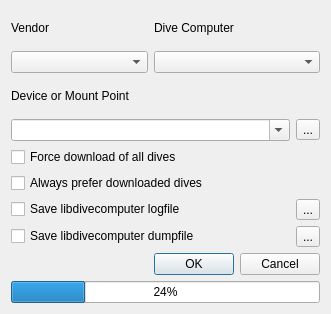
Old version of the form qt-ui/downloadfromdivecomputer.ui in the repository subsurface/subsurface.
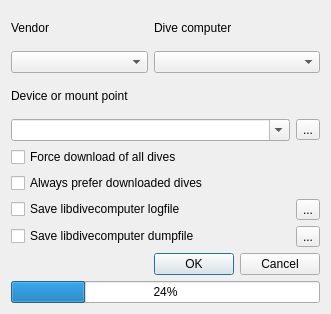
New version of the form. Icons and pictures are not drawn.

Commit message: downloadfromdivecomputer capitalisation consitency

Patch:
```diff
--- a/qt-ui/downloadfromdivecomputer.ui
+++ b/qt-ui/downloadfromdivecomputer.ui
@@ -22,7 +22,7 @@
    <item row="2" column="0" colspan="3">
     <widget class="QLabel" name="label_3">
      <property name="text">
-      <string>Device or Mount Point</string>
+      <string>Device or mount point</string>
      </property>
     </widget>
    </item>
@@ -43,7 +43,7 @@
    <item row="0" column="1" colspan="2">
     <widget class="QLabel" name="label_2">
      <property name="text">
-      <string>Dive Computer</string>
+      <string>Dive computer</string>
      </property>
     </widget>
    </item>
```
Left out of the diff: 2 changed lines with no effect on the pictures.
